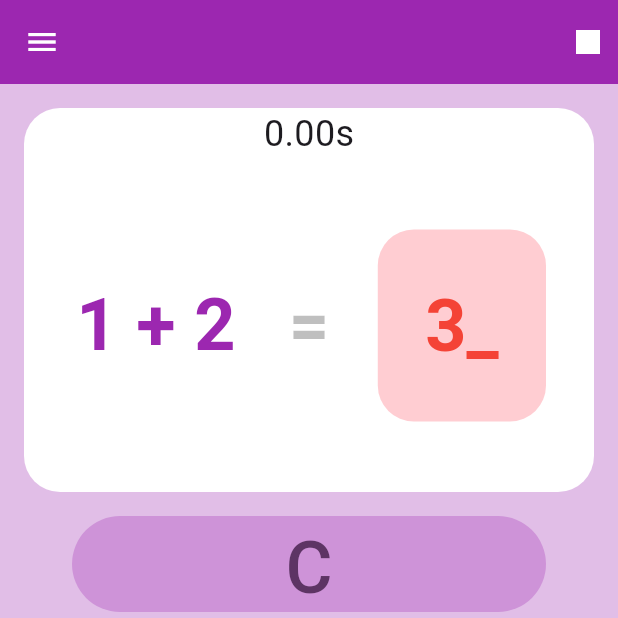
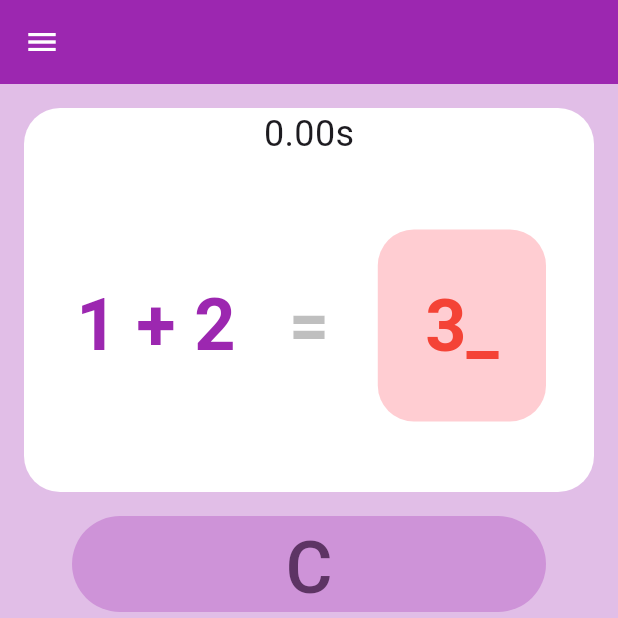
Before and after one commit to DevCef/quikmath, a Flutter app: the screen it shows after launch, on a phone screen of 412 x 824 dp, the top half of it. Run offline on Flutter 3.47's test engine with Material 3 defaults, Android fonts, the phone set to English and light mode, and no system bars; our stand-ins replace vibration.

Commit message:
Updated stuff now we added core which is the operating system of QuikMath

```diff
--- /dev/null
+++ b/lib/logic/core.dart
@@ -0,0 +1,58 @@
+import 'dart:async';
+
+class QuikCore {
+  QuikCore._();
+
+  static Timer? timer;
+  static bool isRunning = false;
+// Timer instance
+  static int timerMilliseconds = 0; // Elapsed time in milliseconds
+  static void Function(void Function())? mathscreenStateFunc;
+
+  // Start the timer
+  static void _setTimerState(bool shouldRun) {
+    if (isRunning == shouldRun) return; // Avoid unnecessary updates
+
+    mathscreenStateFunc!(() {
+      isRunning = shouldRun;
+    });
+
+    if (isRunning) {
+      // Start or resume the timer
+      timer = Timer.periodic(Duration(milliseconds: 1), (timer) {
+        mathscreenStateFunc!(() {
+          timerMilliseconds += 1;
+        });
+      });
+    } else {
+      // Pause the timer
+      timer?.cancel();
+    }
+  }
+
+  // Reset the timer
+  static void _resetTimer() {
+    mathscreenStateFunc!(() {
+      isRunning = false;
+      timerMilliseconds = 0;
+    });
+    timer?.cancel();
+  }
+
+  // @override
+  // void dispose() {
+  //   _timer?.cancel(); // Cancel timer when widget is disposed
+  //   super.dispose();
+  // }
+  static void doStart()
+  {
+    _setTimerState(true);
+  }
+
+  static void doBreak()
+  {
+    _setTimerState(false);
+    _resetTimer();
+  }
+
+}
--- /dev/null
+++ b/lib/widgets/homescaffold.dart
@@ -0,0 +1,93 @@
+import 'package:flutter/material.dart';
+import 'package:quikmath/widgets/inputgrid.dart';
+import 'package:quikmath/widgets/mathscreen.dart';
+
+class HomeScaffold extends StatelessWidget {
+  const HomeScaffold({super.key});
+
+  @override
+  Widget build(BuildContext context) {
+    return Scaffold(
+      backgroundColor: Colors.purple[100],
+
+      appBar: AppBar(
+        foregroundColor: Colors.white,
+        backgroundColor: Colors.purple[500],
+      ),
+
+      drawer: Drawer(
+        child: ListView(
+          padding: EdgeInsets.zero,
+
+          // - Menu header -
+          children: <Widget>[
+            Container(
+              height: 100.0,
+              child: DrawerHeader(
+                padding: const EdgeInsets.all(16),
+                decoration: BoxDecoration(
+                  color: Colors.purple[500],
+                ),
+                child: Align(
+                  alignment: Alignment.centerLeft,
+                  child: Text(
+                    'QuikMath',
+                    style: const TextStyle(
+                      color: Colors.white,
+                      fontSize: 24,
+                    ),
+                  ),
+                ),
+              ),
+            ),
+
+            // - Menu list -
+
+            // Preferences
+            ListTile(
+              title: Text('Preferences'),
+              leading: const Icon(Icons.settings_applications),
+              onTap: () {
+                Navigator.pushNamed(context, "/preferences");
+              },
+            ),
+
+            // Analytics
+            ListTile(
+              enabled: false,
+              leading: const Icon(Icons.analytics),
+              title: Text('Analytics (Coming soon)'),
+              onTap: () {
+                // Handle tap
+              },
+            ),
+
+            // About
+            ListTile(
+              title: Text('About'),
+              leading: const Icon(Icons.help_center),
+              onTap: () {
+                Navigator.pushNamed(context, "/about");
+              },
+            ),
+          ],
+        ),
+      ),
+
+      // body
+      body: Column(
+        verticalDirection: VerticalDirection.down,
+        children: const [
+          Expanded(
+            flex: 3,
+            child: MathScreen(),
+          ),
+          Expanded(
+            flex: 5,
+            child: InputGrid(),
+          ),
+        ],
+      ),
+    );
+  }
+}
--- a/lib/widgets/mathscreen.dart
+++ b/lib/widgets/mathscreen.dart
@@ -1,6 +1,7 @@
 import 'dart:async';
 
 import 'package:flutter/material.dart';
+import 'package:quikmath/logic/core.dart';
 
 class MathScreen extends StatefulWidget {
   const MathScreen({super.key});
@@ -10,50 +11,11 @@ class MathScreen extends StatefulWidget {
 }
 
 class _MathScreenState extends State<MathScreen> {
-  bool _selected = false;
-
-  Timer? _timer; // Timer instance
-  int _milliseconds = 0; // Elapsed time in milliseconds
-  bool _isRunning = false; // Control timer state
-
-  // Start the timer
-  void _setTimerState(bool shouldRun) {
-    if (_isRunning == shouldRun) return; // Avoid unnecessary updates
-
-    setState(() {
-      _isRunning = shouldRun;
-    });
-
-    if (_isRunning) {
-      // Start or resume the timer
-      _timer = Timer.periodic(Duration(milliseconds: 1), (timer) {
-        setState(() {
-          _milliseconds += 1;
-        });
-      });
-    } else {
-      // Pause the timer
-      _timer?.cancel();
-    }
-  }
-
-  // Reset the timer
-  void _resetTimer() {
-    setState(() {
-      _isRunning = false;
-      _milliseconds = 0;
-    });
-    _timer?.cancel();
-  }
-
-  @override
-  void dispose() {
-    _timer?.cancel(); // Cancel timer when widget is disposed
-    super.dispose();
-  }
 
   @override
   Widget build(BuildContext context) {
+    QuikCore.mathscreenStateFunc = setState;
+
     return Container(
       width: double.infinity,
       margin: const EdgeInsets.all(16),
@@ -67,7 +29,7 @@ class _MathScreenState extends State<MathScreen> {
               // o) Timer
               Center(
                 child: Text(
-                  "${(_milliseconds / 100).toStringAsFixed(2)}s",
+                  "${(QuikCore.timerMilliseconds / 100).toStringAsFixed(2)}s",
                   style: TextStyle(fontSize: 24),
                 ),
               ),
@@ -111,8 +73,11 @@ class _MathScreenState extends State<MathScreen> {
                     Expanded(
                       child: GestureDetector(
                         onTap: () => setState(() {
-                          _selected = !_selected;
-                          _setTimerState(_selected);
+                          if (QuikCore.isRunning) {
+                            QuikCore.doBreak();
+                          } else {
+                            QuikCore.doStart();
+                          }
                         }),
                         child: AnimatedContainer(
                           duration: const Duration(milliseconds: 100),
@@ -121,7 +86,7 @@ class _MathScreenState extends State<MathScreen> {
                           margin: const EdgeInsets.all(32),
                           decoration: BoxDecoration(
                             borderRadius: BorderRadius.circular(24),
-                            color: _selected ? Colors.white : Colors.red[100],
+                            color: QuikCore.isRunning ? Colors.white : Colors.red[100],
                           ),
                           child: Center(
                             child: AnimatedDefaultTextStyle(
@@ -133,7 +98,7 @@ class _MathScreenState extends State<MathScreen> {
                                     TextSpan(
                                       text: "3",
                                       style: TextStyle(
-                                        color: _selected
+                                        color: QuikCore.isRunning
                                             ? Colors.black
                                             : Colors.red,
                                         fontSize: 48,
@@ -143,7 +108,7 @@ class _MathScreenState extends State<MathScreen> {
                                     TextSpan(
                                       text: "_",
                                       style: TextStyle(
-                                        color: _selected
+                                        color: QuikCore.isRunning
                                             ? Colors.black
                                             : Colors.red,
                                         fontSize: 48,
--- a/lib/widgets/pages/home.dart
+++ b/lib/widgets/pages/home.dart
@@ -1,111 +1,47 @@
 // ignore_for_file: prefer_const_constructors
 
 import 'package:flutter/material.dart';
-import 'package:flutter/services.dart';
+import 'package:quikmath/logic/core.dart';
+import 'package:quikmath/widgets/homeScaffold.dart';
 import 'package:quikmath/widgets/inputgrid.dart';
 import 'package:quikmath/widgets/mathscreen.dart';
 
-class HomePage extends StatelessWidget {
+class HomePage extends StatefulWidget {
   const HomePage({super.key});
 
   @override
+  State<HomePage> createState() => _HomePageState();
+}
+
+class _HomePageState extends State<HomePage> {
+  bool _pop = false;
+  DateTime? _lastPressed = null;
+
+  @override
   Widget build(BuildContext context) {
-    return Scaffold(
-      backgroundColor: Colors.purple[100],
-
-      appBar: AppBar(
-          foregroundColor: Colors.white,
-          backgroundColor: Colors.purple[500],
-          actions: [
-            InkWell(
-              onTap: () {
-                print("Icon tapped!");
-              },
-              borderRadius: BorderRadius.circular(8),
-              child: Container(
-                padding: EdgeInsets.all(4),
-                child: Icon(
-                  Icons.stop,
-                  size: 32,
-                  color: Colors.white,
-                ),
-              ),
-            ),
-          ]),
-
-      drawer: Drawer(
-        child: ListView(
-          padding: EdgeInsets.zero,
-
-          // - Menu header -
-          children: <Widget>[
-            Container(
-              height: 100.0,
-              child: DrawerHeader(
-                padding: EdgeInsets.all(16),
-                decoration: BoxDecoration(
-                  color: Colors.purple[500],
-                ),
-                child: Align(
-                  alignment: Alignment.centerLeft,
-                  child: Text(
-                    'QuikMath',
-                    style: TextStyle(
-                      color: Colors.white,
-                      fontSize: 24,
-                    ),
-                  ),
-                ),
-              ),
-            ),
-
-            // - Menu list -
-
-            // Preferences
-            ListTile(
-              title: Text('Preferences'),
-              leading: Icon(Icons.settings_applications),
-              onTap: () {
-                Navigator.pushNamed(context, "/preferences");
-              },
-            ),
-
-            // Analytics
-            ListTile(
-              enabled: false,
-              leading: Icon(Icons.analytics),
-              title: Text('Analytics (Coming soon)'),
-              onTap: () {
-                // Handle tap
-              },
-            ),
-
-            // About
-            ListTile(
-              title: Text('About'),
-              leading: Icon(Icons.help_center),
-              onTap: () {
-                Navigator.pushNamed(context, "/about");
-              },
-            ),
-          ],
-        ),
-      ),
-
-      // body
-      body: Column(
-        verticalDirection: VerticalDirection.down,
-        children: const [
-          Expanded(
-            flex: 3,
-            child: MathScreen(),
-          ),
-          Expanded(
-            flex: 5,
-            child: InputGrid(),
-          ),
-        ],
-      ),
+    return PopScope(
+      canPop: _pop,
+      onPopInvokedWithResult: (r, o) async {
+        final now = DateTime.now();
+        if (_lastPressed == null ||
+            now.difference(_lastPressed!) > Duration(seconds: 2)) {
+          _lastPressed = now;
+          QuikCore.doBreak();
+          //print("hehe $r");
+          ScaffoldMessenger.of(context).showSnackBar(
+            SnackBar(content: Text('Press back again to exit')),
+          );
+          setState(() {
+            _pop = false;
+          });
+          return; // Do not exit the app
+        }
+        setState(() {
+          _pop = true;
+        });
+        return; // Exit the app
+      },
+      child: HomeScaffold(),
     );
   }
 }
--- a/pubspec.yaml
+++ b/pubspec.yaml
@@ -9,6 +9,7 @@ environment:
 dependencies:
   flutter:
     sdk: flutter
+  vibration: ^2.0.1
 dev_dependencies:
   flutter_test:
     sdk: flutter
```
Also changed, not shown: lib/widgets/inputgrid.dart (+10 -2 lines), pubspec.lock.
